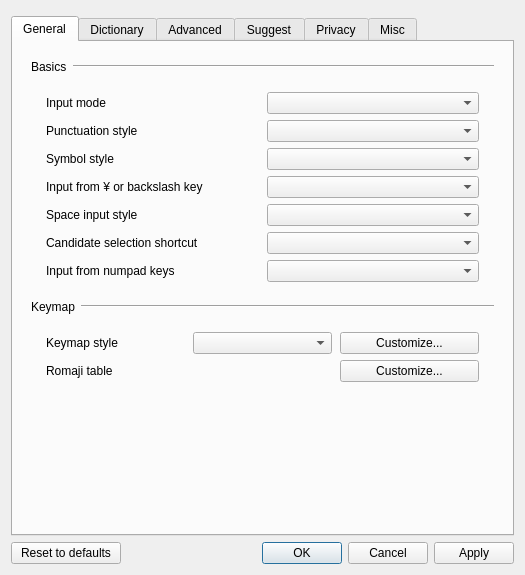
The window that src/gui/config_dialog/config_dialog.ui (hglasswater-boop/mozkey-date) describes before a commit, drawn with Qt 5.
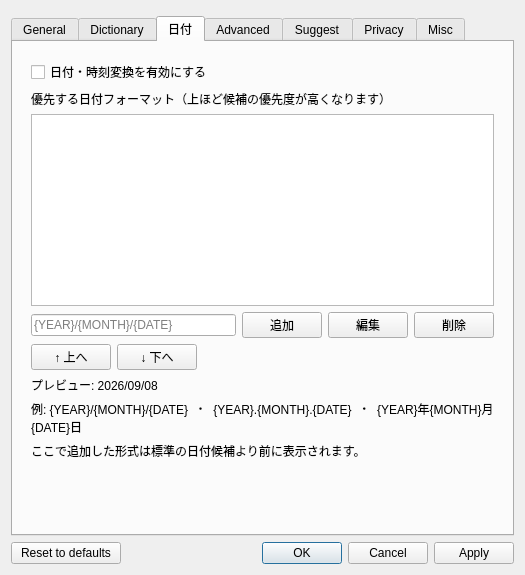
The same window after the commit. The open tabs and pages were chosen to show the change. Custom widgets are drawn as their Qt base class.

Commit message: Add ordered date formats and About updater

Diff of the .ui file:
```diff
--- a/src/gui/config_dialog/config_dialog.ui
+++ b/src/gui/config_dialog/config_dialog.ui
@@ -799,30 +799,6 @@
               </property>
              </widget>
             </item>
-            <item row="1" column="1">
-             <widget class="QCheckBox" name="dateConversionCheckBox">
-              <property name="text">
-               <string>Date/time conversion</string>
-              </property>
-             </widget>
-            </item>
-            <item row="5" column="0">
-   <widget class="QLabel" name="dateConversionFormatLabel">
-    <property name="text">
-     <string>Date output format</string>
-    </property>
-   </widget>
-  </item>
-  <item row="5" column="1">
-   <widget class="QLineEdit" name="dateConversionFormatLineEdit">
-    <property name="toolTip">
-     <string>Preferred date candidate format. Available placeholders: {YEAR}, {MONTH}, {DATE}. Example: {YEAR}-{MONTH}-{DATE}</string>
-    </property>
-    <property name="placeholderText">
-     <string>{YEAR}/{MONTH}/{DATE}</string>
-    </property>
-   </widget>
-  </item>
             <item row="0" column="1">
              <widget class="QCheckBox" name="emojiConversionCheckBox">
               <property name="text">
@@ -848,6 +824,173 @@
          </item>
         </layout>
        </widget>
+       <widget class="QWidget" name="dateTab">
+        <attribute name="title">
+         <string>日付</string>
+        </attribute>
+        <layout class="QVBoxLayout" name="dateTabLayout">
+         <property name="leftMargin">
+          <number>18</number>
+         </property>
+         <property name="topMargin">
+          <number>18</number>
+         </property>
+         <property name="rightMargin">
+          <number>18</number>
+         </property>
+         <property name="bottomMargin">
+          <number>18</number>
+         </property>
+         <item>
+          <widget class="QCheckBox" name="dateConversionCheckBox">
+           <property name="text">
+            <string>日付・時刻変換を有効にする</string>
+           </property>
+          </widget>
+         </item>
+         <item>
+          <widget class="QLabel" name="dateConversionFormatLabel">
+           <property name="text">
+            <string>優先する日付フォーマット（上ほど候補の優先度が高くなります）</string>
+           </property>
+          </widget>
+         </item>
+         <item>
+          <widget class="QWidget" name="dateConversionFormatEditorWidget">
+           <layout class="QVBoxLayout" name="dateConversionFormatEditorLayout">
+            <property name="leftMargin">
+             <number>0</number>
+            </property>
+            <property name="topMargin">
+             <number>0</number>
+            </property>
+            <property name="rightMargin">
+             <number>0</number>
+            </property>
+            <property name="bottomMargin">
+             <number>0</number>
+            </property>
+            <item>
+             <widget class="QListWidget" name="dateConversionFormatListWidget">
+              <property name="minimumSize">
+               <size>
+                <width>0</width>
+                <height>110</height>
+               </size>
+              </property>
+              <property name="toolTip">
+               <string>ドラッグして並べ替えできます。上の形式ほど変換候補で優先されます。</string>
+              </property>
+             </widget>
+            </item>
+            <item>
+             <layout class="QHBoxLayout" name="dateConversionFormatInputLayout">
+              <item>
+               <widget class="QLineEdit" name="dateConversionFormatLineEdit">
+                <property name="toolTip">
+                 <string>使用可能: {YEAR}, {MONTH}, {DATE}. 例: {YEAR}-{MONTH}-{DATE}</string>
+                </property>
+                <property name="placeholderText">
+                 <string>{YEAR}/{MONTH}/{DATE}</string>
+                </property>
+               </widget>
+              </item>
+              <item>
+               <widget class="QPushButton" name="dateConversionFormatAddButton">
+                <property name="text">
+                 <string>追加</string>
+                </property>
+               </widget>
+              </item>
+              <item>
+               <widget class="QPushButton" name="dateConversionFormatEditButton">
+                <property name="text">
+                 <string>編集</string>
+                </property>
+               </widget>
+              </item>
+              <item>
+               <widget class="QPushButton" name="dateConversionFormatDeleteButton">
+                <property name="text">
+                 <string>削除</string>
+                </property>
+               </widget>
+              </item>
+             </layout>
+            </item>
+            <item>
+             <layout class="QHBoxLayout" name="dateConversionFormatOrderLayout">
+              <item>
+               <widget class="QPushButton" name="dateConversionFormatUpButton">
+                <property name="text">
+                 <string>↑ 上へ</string>
+                </property>
+               </widget>
+              </item>
+              <item>
+               <widget class="QPushButton" name="dateConversionFormatDownButton">
+                <property name="text">
+                 <string>↓ 下へ</string>
+                </property>
+               </widget>
+              </item>
+              <item>
+               <spacer name="dateConversionFormatOrderSpacer">
+                <property name="orientation">
+                 <enum>Qt::Orientation::Horizontal</enum>
+                </property>
+                <property name="sizeHint" stdset="0">
+                 <size>
+                  <width>40</width>
+                  <height>20</height>
+                 </size>
+                </property>
+               </spacer>
+              </item>
+             </layout>
+            </item>
+            <item>
+             <widget class="QLabel" name="dateConversionFormatPreviewLabel">
+              <property name="text">
+               <string>プレビュー: 2026/09/08</string>
+              </property>
+             </widget>
+            </item>
+            <item>
+             <widget class="QLabel" name="dateConversionFormatExamplesLabel">
+              <property name="text">
+               <string>例: {YEAR}/{MONTH}/{DATE}  ・  {YEAR}.{MONTH}.{DATE}  ・  {YEAR}年{MONTH}月{DATE}日</string>
+              </property>
+              <property name="wordWrap">
+               <bool>true</bool>
+              </property>
+             </widget>
+            </item>
+            <item>
+             <widget class="QLabel" name="dateConversionFormatNoteLabel">
+              <property name="text">
+               <string>ここで追加した形式は標準の日付候補より前に表示されます。</string>
+              </property>
+             </widget>
+            </item>
+           </layout>
+          </widget>
+         </item>
+         <item>
+          <spacer name="dateTabBottomSpacer">
+           <property name="orientation">
+            <enum>Qt::Orientation::Vertical</enum>
+           </property>
+           <property name="sizeHint" stdset="0">
+            <size>
+             <width>20</width>
+             <height>40</height>
+            </size>
+           </property>
+          </spacer>
+         </item>
+        </layout>
+       </widget>
        <widget class="QWidget" name="inputsupport_tab">
         <attribute name="title">
          <string>Advanced</string>
```
The commit also changes 6 other files.
